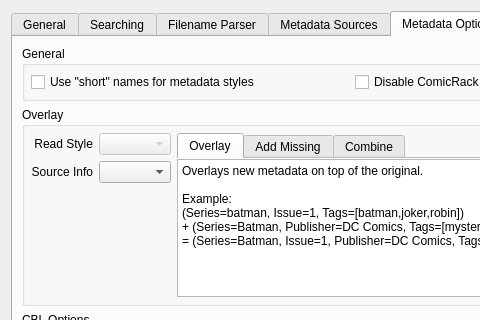
The window that comictaggerlib/ui/settingswindow.ui (comictagger/comictagger) describes before a commit, drawn with Qt 5; both pictures show x 0 to 480 and y 0 to 320 of the 703 by 585 pixel window.
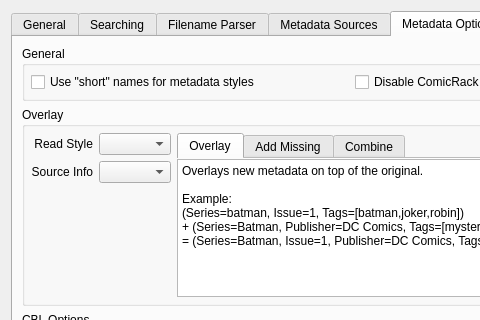
The same window after the commit.

Commit message: Enable read style overlay combobox

```diff
--- a/comictaggerlib/ui/settingswindow.ui
+++ b/comictaggerlib/ui/settingswindow.ui
@@ -848,7 +848,7 @@
             <item row="0" column="1">
              <widget class="QComboBox" name="cbxOverlayReadStyle">
               <property name="enabled">
-               <bool>false</bool>
+               <bool>true</bool>
               </property>
               <property name="sizePolicy">
                <sizepolicy hsizetype="Preferred" vsizetype="Fixed">
```
